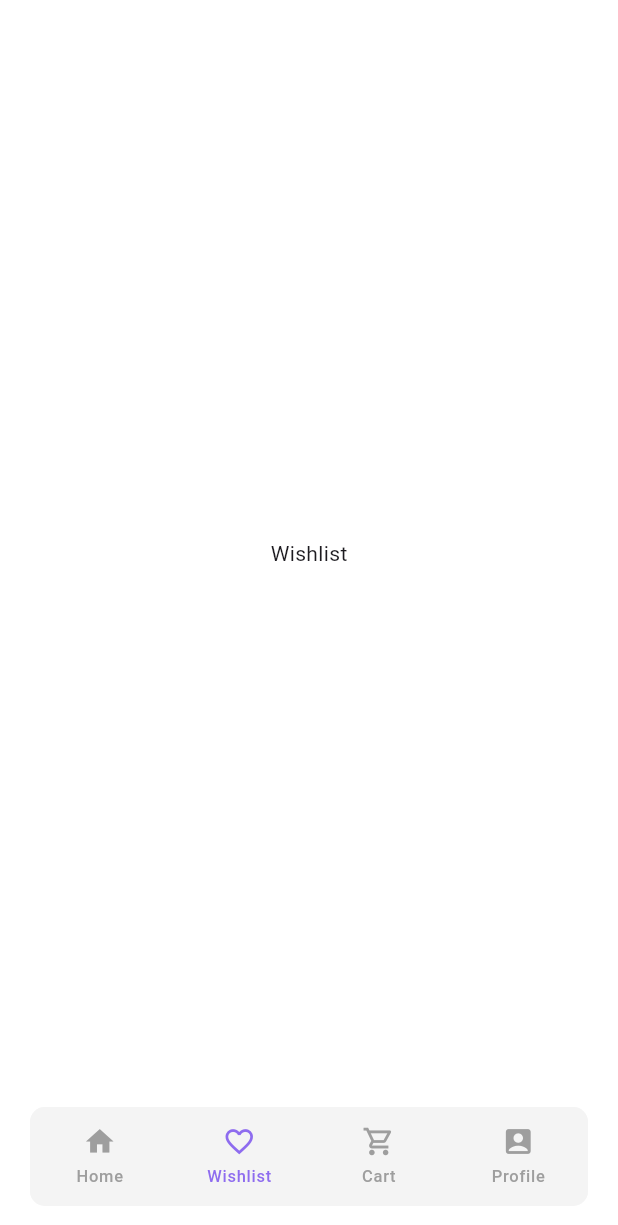
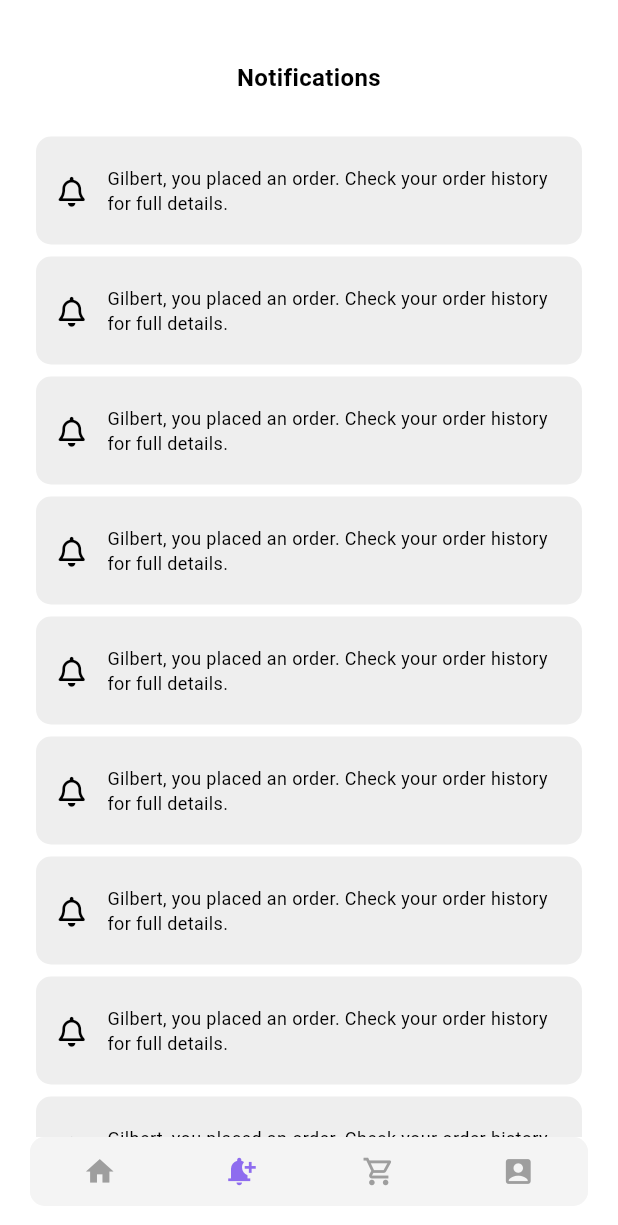
Before and after one commit to dokhy5/colt, a Flutter app: the BottomNavDashboard screen opened by its route, item 2 of the bottom bar chosen, on a phone screen of 412 x 824 dp. Shown: the top 1225 px of the screen. Run offline on Flutter 3.47's test engine with Material 3 defaults, Android fonts, the phone set to English and light mode, and no system bars; our stand-ins replace awesome_bottom_bar, dio, dropdown_button2, font_awesome_flutter, go_router.

Commit message:
Add notifications feature; implement NotificationsView and related widgets

```diff
--- /dev/null
+++ b/lib/Features/notifications/presentation/views/notifications_view.dart
@@ -0,0 +1,15 @@
+import 'package:colt_shop/Features/notifications/presentation/views/widgets/notifications_view_body.dart';
+import 'package:flutter/material.dart';
+
+class NotificationsView extends StatelessWidget {
+  const NotificationsView({super.key});
+
+  @override
+  Widget build(BuildContext context) {
+    return const Scaffold(
+      body: SafeArea(
+        child: NotificationsViewBody(),
+      ),
+    );
+  }
+}
--- /dev/null
+++ b/lib/Features/notifications/presentation/views/widgets/notification_listview.dart
@@ -0,0 +1,23 @@
+import 'package:colt_shop/Features/notifications/presentation/views/widgets/notification_listview_item.dart';
+import 'package:flutter/material.dart';
+
+class NotificationListview extends StatelessWidget {
+  const NotificationListview({super.key});
+
+  @override
+  Widget build(BuildContext context) {
+    return SizedBox(
+      height: 1000,
+      child: ListView.builder(
+        itemCount: 20, // Number of items in the list
+        padding: const EdgeInsets.symmetric(vertical: 4.0), // Optional padding for the list
+        itemBuilder: (context, index) {
+          return const Padding(
+            padding: EdgeInsets.symmetric(vertical: 4.0), // Spacing between items
+            child: NotificationListviewItem(), // Reusable notification item
+          );
+        },
+      ),
+    );
+  }
+}
--- /dev/null
+++ b/lib/Features/notifications/presentation/views/widgets/notification_listview_item.dart
@@ -0,0 +1,43 @@
+import 'package:flutter/material.dart';
+import 'package:font_awesome_flutter/font_awesome_flutter.dart';
+
+class NotificationListviewItem extends StatelessWidget {
+  const NotificationListviewItem({super.key});
+
+  @override
+  Widget build(BuildContext context) {
+    return Container(
+      height: 72,
+      width: double.infinity,
+      decoration: BoxDecoration(
+        color: Colors.grey[200],
+        borderRadius: BorderRadius.circular(10),
+      ),
+      child: Row(
+        children: [
+          Padding(
+            padding: const EdgeInsets.all(15),
+            child: FaIcon(
+              FontAwesomeIcons.bell,
+              size: 20,
+              color: Colors.black,
+            ),
+          ),
+          Expanded(
+            child: Padding(
+              padding: const EdgeInsets.only(right: 15),
+              child: Text(
+                'Gilbert, you placed an order. Check your order history for full details.',
+                overflow: TextOverflow.ellipsis,
+                textAlign: TextAlign.start,
+                softWrap: true,
+                maxLines: 2,
+                style: const TextStyle(fontSize: 12, color: Colors.black),
+              ),
+            ),
+          ),
+        ],
+      ),
+    );
+  }
+}
--- /dev/null
+++ b/lib/Features/notifications/presentation/views/widgets/notifications_view_body.dart
@@ -0,0 +1,64 @@
+import 'package:colt_shop/Features/notifications/presentation/views/widgets/notification_listview.dart';
+import 'package:flutter/material.dart';
+import 'package:font_awesome_flutter/font_awesome_flutter.dart';
+
+
+
+class NotificationsViewBody extends StatelessWidget {
+  const NotificationsViewBody({super.key});
+
+  @override
+  Widget build(BuildContext context) {
+    return Padding(
+      padding: const EdgeInsets.symmetric(horizontal: 24.0),
+      child: Column(
+        mainAxisAlignment: MainAxisAlignment.start,
+        crossAxisAlignment: CrossAxisAlignment.stretch,
+        children: [
+          const SizedBox(height: 40),
+          const Text(
+            'Notifications',
+            textAlign: TextAlign.center,
+            style: TextStyle(
+              fontSize: 16,
+              fontWeight: FontWeight.bold,
+              color: Colors.black,
+            ),
+          ),
+          const SizedBox(height: 20),
+          Expanded(
+            child: CustomScrollView(
+              slivers: [
+                SliverToBoxAdapter(
+                  child: Column(
+                    children: [
+                      // const SizedBox(
+                      //   height: 200,
+                      //   child: Center(
+                      //     child: Icon(
+                      //       FontAwesomeIcons.bell,
+                      //       size: 100,
+                      //       color: Colors.grey,
+                      //     ),
+                      //   ),
+                      // ),
+                      // CustomButton(
+                      //   onPressed: () {
+                      //     GoRouter.of(context).push(AppRouter.kCategories);
+                      //   },
+                      //   text: 'Explore Categories',
+                      // ).marginAll(40),
+                      // const SizedBox(height: 40),
+                      NotificationListview(),
+                    ],
+                  ),
+                ),
+
+              ],
+            ),
+          ),
+        ],
+      ),
+    );
+  }
+}
--- /dev/null
+++ b/lib/Features/orders/presentation/views/orders_view.dart
@@ -0,0 +1,10 @@
+import 'package:flutter/material.dart';
+
+class OrdersView extends StatelessWidget {
+  const OrdersView({super.key});
+
+  @override
+  Widget build(BuildContext context) {
+    return const Placeholder();
+  }
+}
--- /dev/null
+++ b/lib/Features/orders/presentation/views/widgets/Orders_view_body.dart
@@ -0,0 +1,10 @@
+import 'package:flutter/material.dart';
+
+class OrdersViewBody extends StatelessWidget {
+  const OrdersViewBody({super.key});
+
+  @override
+  Widget build(BuildContext context) {
+    return const Placeholder();
+  }
+}
--- a/lib/core/utils/assets.dart
+++ b/lib/core/utils/assets.dart
@@ -6,4 +6,7 @@ class AssetsData {
   static const prss = 'assets/images/resend.png';
  static const face = 'assets/images/face.png';
  static const test2 = 'assets/images/test2.png';
+ static const bell = 'assets/images/bell.png';
+ static const chickout = 'assets/images/chickout.png';
+
 }
--- a/lib/core/widgets/test.dart
+++ b/lib/core/widgets/test.dart
@@ -1,5 +1,6 @@
 import 'package:awesome_bottom_bar/awesome_bottom_bar.dart';
 import 'package:colt_shop/Features/home_page/presentation/views/home_view.dart';
+import 'package:colt_shop/Features/notifications/presentation/views/notifications_view.dart';
 import 'package:flutter/material.dart';
 
 class BottomNavDashboard extends StatefulWidget {
@@ -14,10 +15,10 @@ class _BottomNavDashboardState extends State<BottomNavDashboard> {
 
   // List of Tab items for BottomBar
   static const List<TabItem> items = [
-    TabItem(icon: Icons.home, title: 'Home'),
-    TabItem(icon: Icons.favorite_border, title: 'Wishlist'),
-    TabItem(icon: Icons.shopping_cart_outlined, title: 'Cart'),
-    TabItem(icon: Icons.account_box, title: 'Profile'),
+    TabItem(icon: Icons.home,),
+    TabItem(icon: Icons.notification_add, ),
+    TabItem(icon: Icons.shopping_cart_outlined, ),
+    TabItem(icon: Icons.account_box,),
   ];
 
   @override
@@ -50,7 +51,7 @@ class _BottomNavDashboardState extends State<BottomNavDashboard> {
       case 0:
         return const HomeView(); // Home Content
       case 1:
-        return const Center(child: Text('Wishlist')); // Wishlist Content
+        return const NotificationsView(); // Wishlist Content
       case 2:
         return const Center(child: Text('Cart')); // Cart Content
       case 3:
```
Also changed, not shown: assets/images/bell.png (added), assets/images/chickout.png (added).
